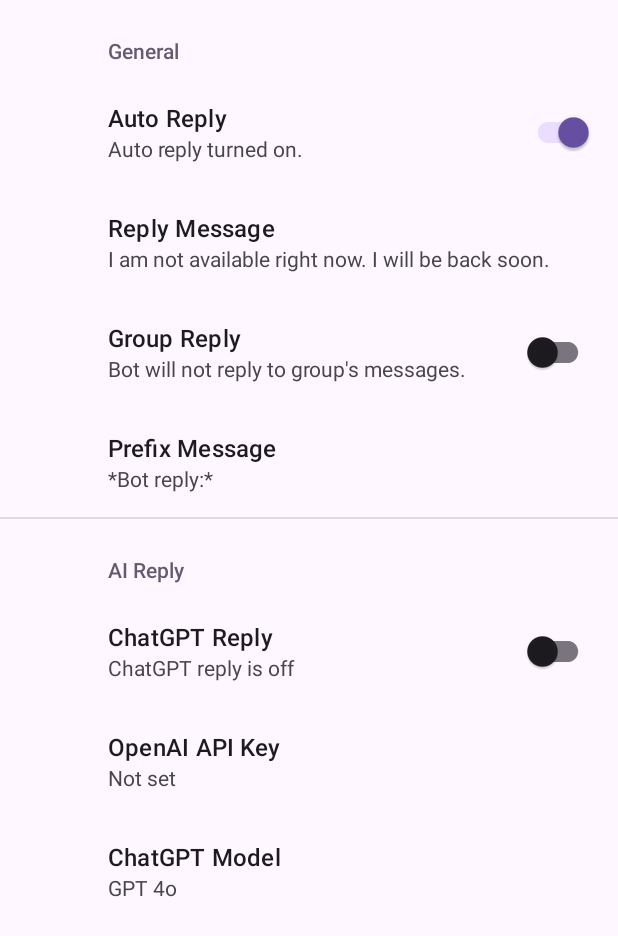
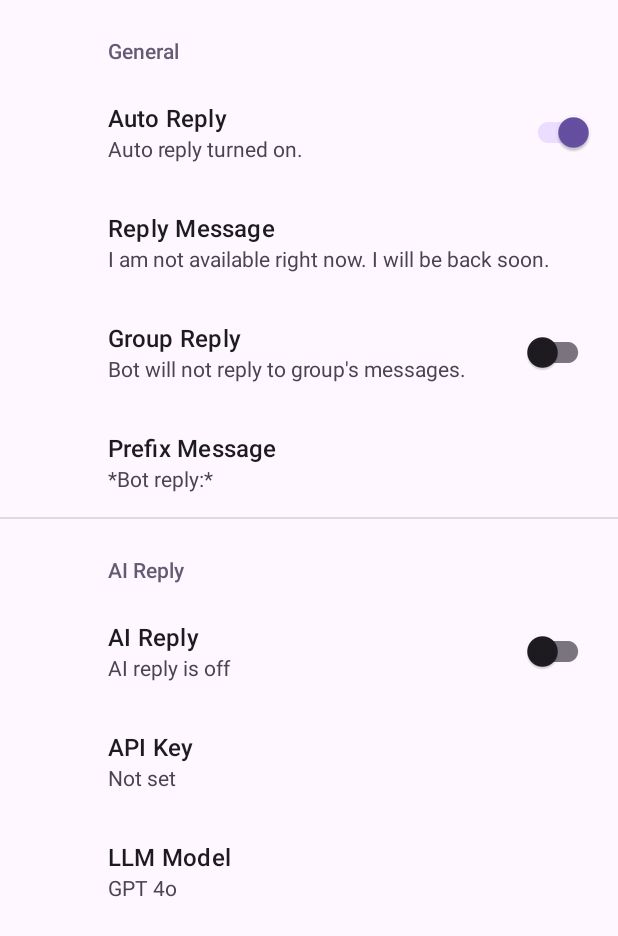
Before and after one commit to Benojir/WhatsApp-Auto-Reply-Bot, an Android app: the SettingsActivity screen opened directly, with no data from a screen before it, on a phone screen of 412 x 824 dp. Shown: the top 936 px of the screen. Run offline under Robolectric (Android 15) with nearby library versions, the phone set to English and light mode, and no system bars; our stand-ins replace androidx.preference.

Commit message:
Update strings.xml

```diff
--- a/app/src/main/res/values/strings.xml
+++ b/app/src/main/res/values/strings.xml
@@ -12,10 +12,10 @@
     <string name="group_reply_enable_summary_on">Bot will reply to incoming group messages.</string>
     <string name="reply_prefix_title">Prefix Message</string>
     <string name="ai_reply_header">AI Reply</string>
-    <string name="ai_reply_enable_summary_off">ChatGPT reply is off</string>
-    <string name="ai_reply_enable_summary_on">ChatGPT will reply to the messages</string>
-    <string name="enable_ai_reply_title">ChatGPT Reply</string>
-    <string name="api_key_title">OpenAI API Key</string>
-    <string name="llm_model_title">ChatGPT Model</string>
+    <string name="ai_reply_enable_summary_off">AI reply is off</string>
+    <string name="ai_reply_enable_summary_on">AI will reply to the messages</string>
+    <string name="enable_ai_reply_title">AI Reply</string>
+    <string name="api_key_title">API Key</string>
+    <string name="llm_model_title">LLM Model</string>
     <string name="default_reply_prefix">*Bot reply:*</string>
 </resources>
```
